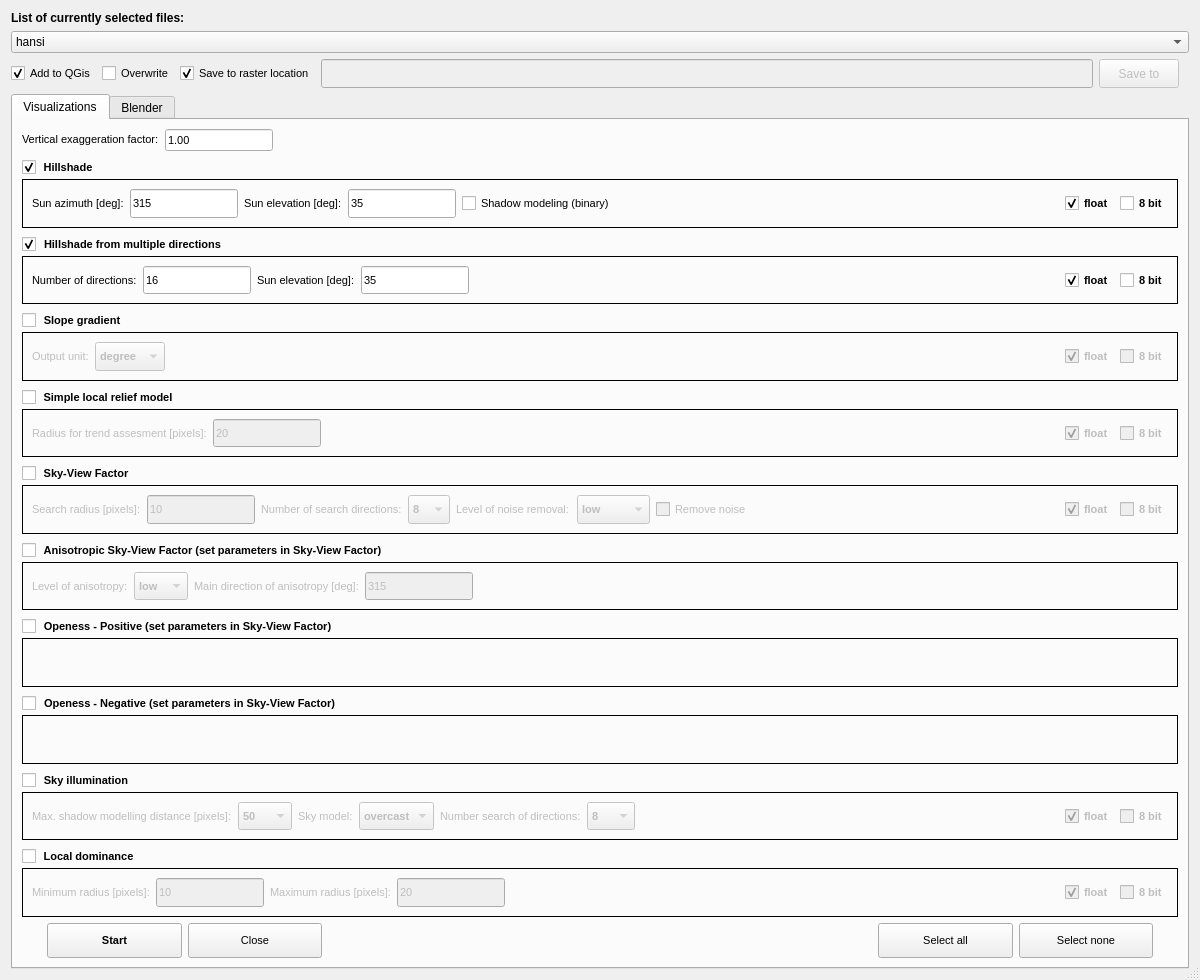
Above: qrvt_dialog_base.ui from EarthObservation/rvt-qgis before the change. Below: the same form after it.
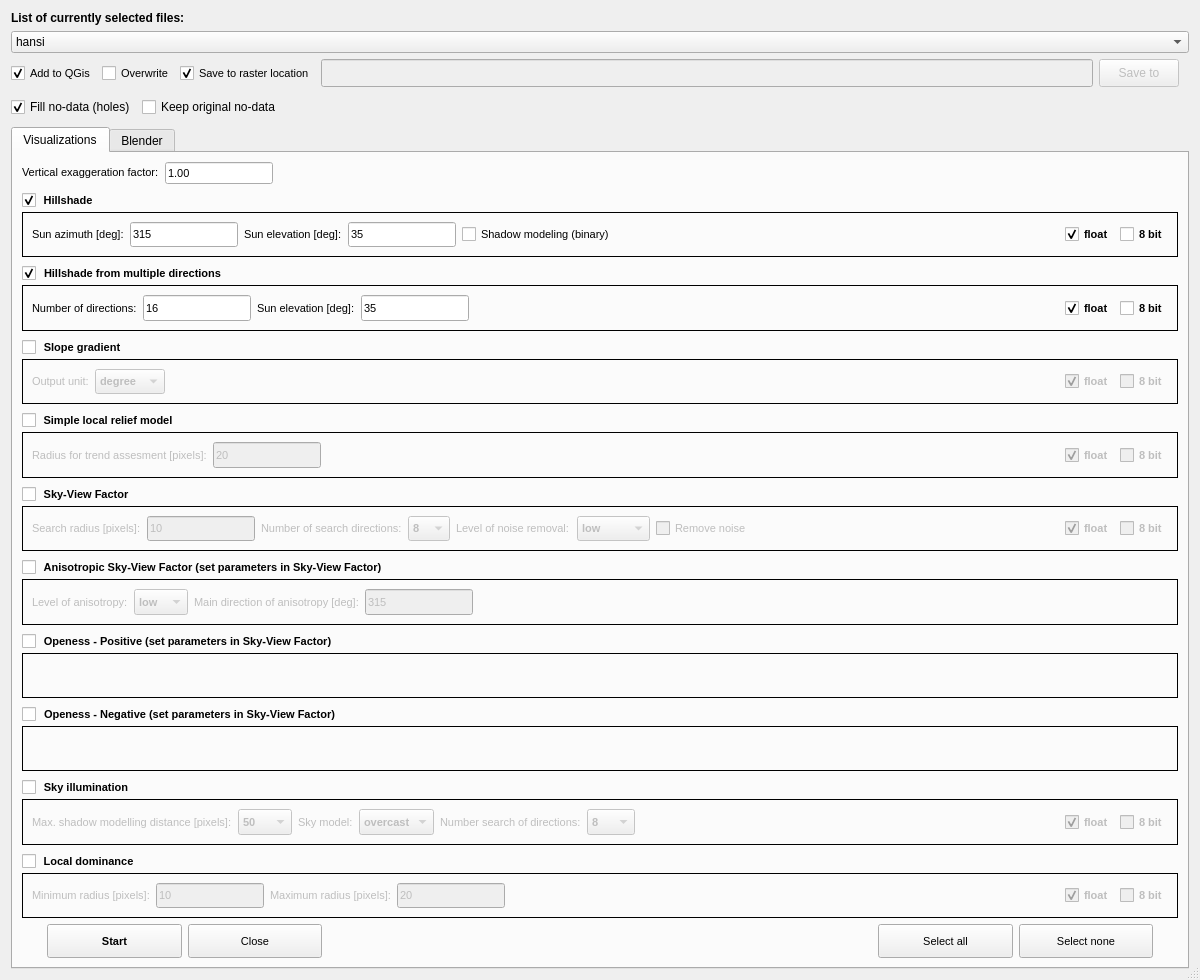
That is the form after the change. Custom widgets are drawn as their Qt base class.

Commit message: added fill no data

```diff
--- a/qrvt_dialog_base.ui
+++ b/qrvt_dialog_base.ui
@@ -56,7 +56,7 @@
   </property>
   <layout class="QVBoxLayout" name="verticalLayout_8">
    <item>
-    <layout class="QGridLayout" name="gridLayout_5" rowstretch="0,0,0" rowminimumheight="0,0,0">
+    <layout class="QGridLayout" name="gridLayout_5" rowstretch="0,0,0">
      <property name="sizeConstraint">
       <enum>QLayout::SetMinAndMaxSize</enum>
      </property>
@@ -92,7 +92,7 @@
       </widget>
      </item>
      <item row="2" column="0">
-      <layout class="QVBoxLayout" name="verticalLayout_7" stretch="1,30">
+      <layout class="QVBoxLayout" name="verticalLayout_7" stretch="1,1,30">
        <property name="sizeConstraint">
         <enum>QLayout::SetMinAndMaxSize</enum>
        </property>
@@ -268,6 +268,52 @@
          </item>
         </layout>
        </item>
+       <item>
+        <layout class="QHBoxLayout" name="horizontalLayout_24">
+         <item>
+          <widget class="QCheckBox" name="check_fill_no_data">
+           <property name="sizePolicy">
+            <sizepolicy hsizetype="Preferred" vsizetype="Preferred">
+             <horstretch>0</horstretch>
+             <verstretch>0</verstretch>
+            </sizepolicy>
+           </property>
+           <property name="text">
+            <string>Fill no-data (holes)</string>
+           </property>
+           <property name="checked">
+            <bool>true</bool>
+           </property>
+          </widget>
+         </item>
+         <item>
+          <widget class="QCheckBox" name="check_keep_org_no_data">
+           <property name="sizePolicy">
+            <sizepolicy hsizetype="Preferred" vsizetype="Preferred">
+             <horstretch>0</horstretch>
+             <verstretch>0</verstretch>
+            </sizepolicy>
+           </property>
+           <property name="text">
+            <string>Keep original no-data</string>
+           </property>
+          </widget>
+         </item>
+         <item>
+          <spacer name="horizontalSpacer_14">
+           <property name="orientation">
+            <enum>Qt::Horizontal</enum>
+           </property>
+           <property name="sizeHint" stdset="0">
+            <size>
+             <width>40</width>
+             <height>20</height>
+            </size>
+           </property>
+          </spacer>
+         </item>
+        </layout>
+       </item>
        <item>
         <widget class="QTabWidget" name="tab_widget">
          <property name="sizePolicy">
```
Left out of the diff: 62 changed lines with no effect on the pictures. The commit also changes 13 other files.
